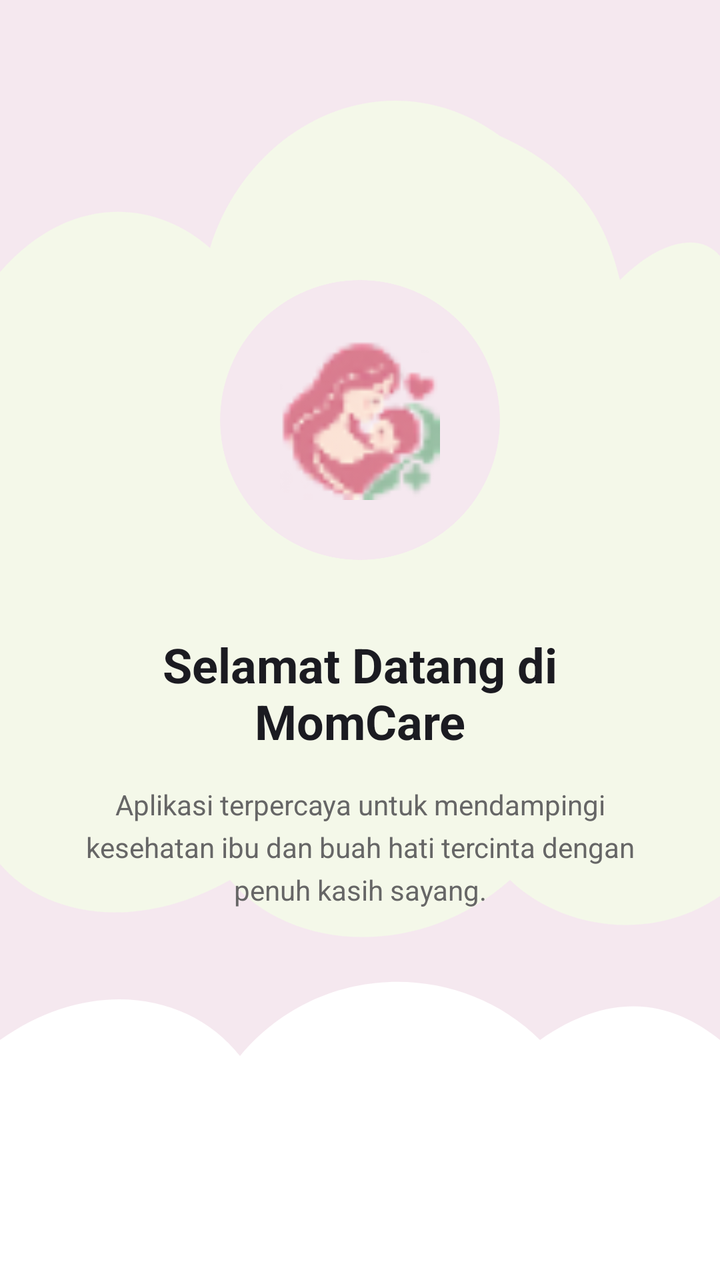
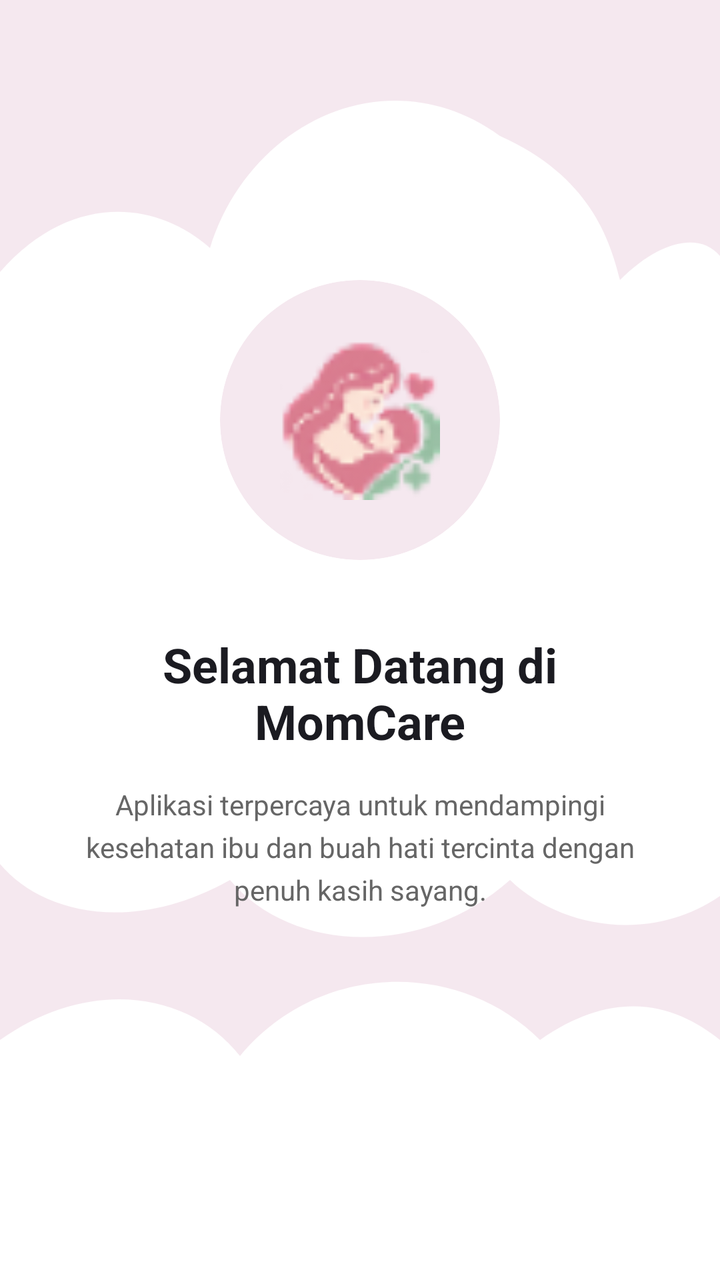

Compare the two renders of this Android layout. The source of the first and the diff that turns it into the second are given below.
<!-- AndroidManifest.xml: application theme Theme.Mutia -->
<!-- res/layout/fragment_tutorial1.xml -->
<?xml version="1.0" encoding="utf-8"?>
<androidx.constraintlayout.widget.ConstraintLayout xmlns:android="http://schemas.android.com/apk/res/android"
    xmlns:app="http://schemas.android.com/apk/res-auto"
    xmlns:tools="http://schemas.android.com/tools"
    android:layout_width="match_parent"
    android:layout_height="match_parent"
    tools:context=".Tutorial.Tutorial1Fragment"
    android:background="@drawable/bg_wave">

    <com.google.android.material.card.MaterialCardView
        android:id="@+id/cardIllustration"
        android:layout_width="140dp"
        android:layout_height="140dp"
        android:layout_marginTop="140dp"
        app:cardBackgroundColor="#F5E8EF"
        app:cardCornerRadius="70dp"
        app:cardElevation="0dp"
        app:strokeWidth="0dp"
        app:layout_constraintEnd_toEndOf="parent"
        app:layout_constraintStart_toStartOf="parent"
        app:layout_constraintTop_toTopOf="parent">

        <ImageView
            android:id="@+id/imgLogo"
            android:layout_width="80dp"
            android:layout_height="80dp"
            android:layout_gravity="center"
            android:src="@drawable/momcare_logo"
            android:contentDescription="Logo" />

    </com.google.android.material.card.MaterialCardView>

    <TextView
        android:id="@+id/tvTitle"
        android:layout_width="0dp"
        android:layout_height="wrap_content"
        android:layout_marginHorizontal="32dp"
        android:layout_marginTop="36dp"
        android:gravity="center"
        android:text="Selamat Datang di MomCare"
        android:textColor="#1B1B21"
        android:textSize="24sp"
        android:textStyle="bold"
        app:layout_constraintEnd_toEndOf="parent"
        app:layout_constraintStart_toStartOf="parent"
        app:layout_constraintTop_toBottomOf="@+id/cardIllustration" />

    <TextView
        android:id="@+id/tvDesc"
        android:layout_width="0dp"
        android:layout_height="wrap_content"
        android:layout_marginHorizontal="36dp"
        android:layout_marginTop="16dp"
        android:gravity="center"
        android:lineSpacingExtra="5dp"
        android:text="Aplikasi terpercaya untuk mendampingi kesehatan ibu dan buah hati tercinta dengan penuh kasih sayang."
        android:textColor="#666666"
        android:textSize="14sp"
        app:layout_constraintEnd_toEndOf="parent"
        app:layout_constraintStart_toStartOf="parent"
        app:layout_constraintTop_toBottomOf="@+id/tvTitle" />

</androidx.constraintlayout.widget.ConstraintLayout>
<!-- resources referenced by this layout -->
<resources>
  <!-- drawable bg_wave (drawable) -->
  <?xml version="1.0" encoding="utf-8"?>
  <vector xmlns:android="http://schemas.android.com/apk/res/android"
      android:width="360dp"
      android:height="800dp"
      android:viewportWidth="360"
      android:viewportHeight="800">
  
      
      <path
          android:fillColor="#F5E8EF"
          android:pathData="M0,0 H360 V800 H0 Z"/>
  
      
      <path
          android:fillColor="#F4F8E9"
          android:pathData="
              M0,170
              C35,120 78,125 105,155
              C125,75 195,35 250,85
              C295,110 305,150 310,175
              C330,150 350,145 360,160
              L360,560
              C325,590 280,580 255,550
              C210,600 145,595 115,550
              C65,585 20,570 0,540
              Z"/>
  
      
      <path
          android:fillColor="#FFFFFF"
          android:pathData="
              M0,650
              C45,610 95,620 120,660
              C160,600 230,600 270,650
              C310,615 340,630 360,650
              V800 H0 Z"/>
  
  </vector>
  <!-- drawable momcare_logo: png bitmap (drawable, 5115 bytes) -->
  <style name="Theme.Mutia" parent="Base.Theme.Mutia" />
  <style name="Base.Theme.Mutia" parent="Theme.Material3.DayNight.NoActionBar">
          
          
      </style>
</resources>

<!-- the commit's change to res/layout/fragment_tutorial1.xml (unified diff, before → after) -->
@@ -60,4 +60,6 @@
         app:layout_constraintStart_toStartOf="parent"
         app:layout_constraintTop_toBottomOf="@+id/tvTitle" />
 
+
+
 </androidx.constraintlayout.widget.ConstraintLayout>
<!-- resource entries referenced after the edit -->
@@ -12,10 +12,9 @@
       <path
           android:fillColor="#F5E8EF"
           android:pathData="M0,0 H360 V800 H0 Z"/>
-  
       
       <path
-          android:fillColor="#F4F8E9"
+          android:fillColor="#FFFFFF"
           android:pathData="
               M0,170
               C35,120 78,125 105,155
@@ -27,7 +26,6 @@
               C210,600 145,595 115,550
               C65,585 20,570 0,540
               Z"/>
-  
       
       <path
           android:fillColor="#FFFFFF"
@@ -37,7 +35,6 @@
               C160,600 230,600 270,650
               C310,615 340,630 360,650
               V800 H0 Z"/>
-  
   </vector>
   <!-- drawable momcare_logo: png bitmap (drawable, 5115 bytes) -->
   <style name="Theme.Mutia" parent="Base.Theme.Mutia" />
